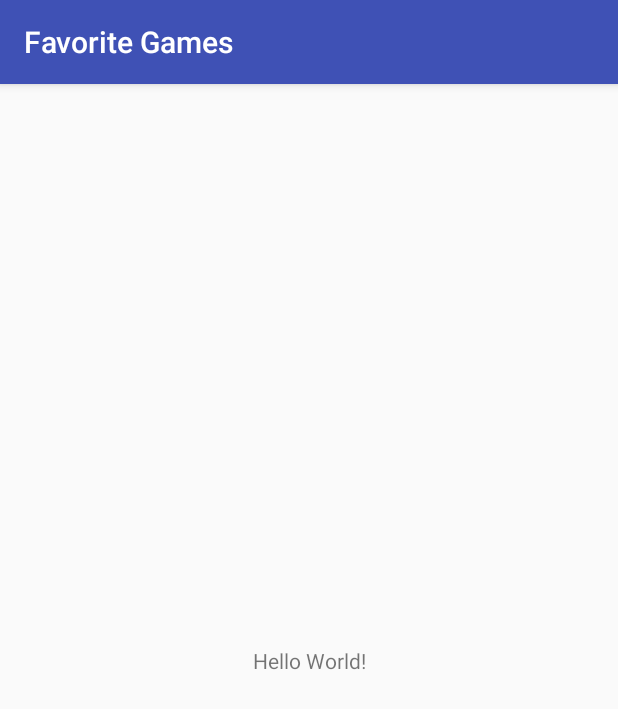
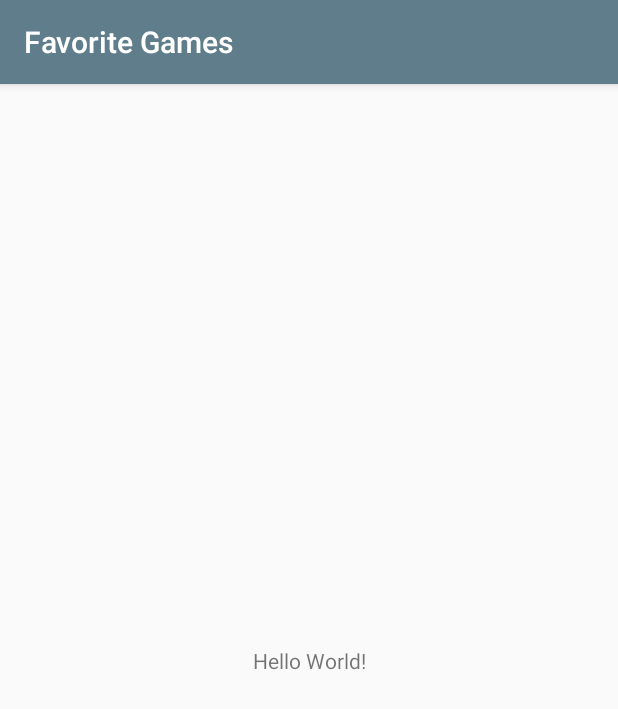
Before and after one commit to EzequielMessore/FavoriteGames, an Android app: the screen it shows after launch (MainActivity), on a phone screen of 412 x 824 dp. Shown: the top 709 px of the screen. Run offline under Robolectric (Android 15) with nearby library versions, the phone set to English and light mode, and no system bars.

Commit message:
Apply architecture

```diff
--- a/app/src/main/AndroidManifest.xml
+++ b/app/src/main/AndroidManifest.xml
@@ -3,13 +3,14 @@
     package="br.com.tokenlab.favoritegames">
 
     <application
+        android:name=".FavoriteApp"
         android:allowBackup="true"
         android:icon="@mipmap/ic_launcher"
         android:label="@string/app_name"
         android:roundIcon="@mipmap/ic_launcher_round"
         android:supportsRtl="true"
         android:theme="@style/AppTheme">
-        <activity android:name=".MainActivity">
+        <activity android:name=".features.MainActivity">
             <intent-filter>
                 <action android:name="android.intent.action.MAIN" />
 
--- a/app/src/main/java/br/com/tokenlab/favoritegames/FavoriteApp.kt
+++ b/app/src/main/java/br/com/tokenlab/favoritegames/FavoriteApp.kt
@@ -1,6 +1,14 @@
 package br.com.tokenlab.favoritegames
 
+import android.app.Application
+
 /**
- * Created by ezequiel.messore on 25/ago/2017.
- * ezequiel.messore@guaranisistemas.com.br
+ * Created by Ezequiel Messore on 23/08/2017.
+ * ezequielmessore.developer@gmail.com
  */
+class FavoriteApp : Application() {
+    override fun onCreate() {
+        super.onCreate()
+
+    }
+}
--- a/app/src/main/java/br/com/tokenlab/favoritegames/features/MainActivity.kt
+++ b/app/src/main/java/br/com/tokenlab/favoritegames/features/MainActivity.kt
@@ -1,7 +1,8 @@
-package br.com.tokenlab.favoritegames
+package br.com.tokenlab.favoritegames.features
 
 import android.support.v7.app.AppCompatActivity
 import android.os.Bundle
+import br.com.tokenlab.favoritegames.R
 
 class MainActivity : AppCompatActivity() {
 
--- a/app/src/main/res/layout/activity_main.xml
+++ b/app/src/main/res/layout/activity_main.xml
@@ -4,7 +4,7 @@
     xmlns:tools="http://schemas.android.com/tools"
     android:layout_width="match_parent"
     android:layout_height="match_parent"
-    tools:context="br.com.tokenlab.favoritegames.MainActivity">
+    tools:context="br.com.tokenlab.favoritegames.features.MainActivity">
 
     <TextView
         android:layout_width="wrap_content"
--- a/app/src/main/res/values/colors.xml
+++ b/app/src/main/res/values/colors.xml
@@ -1,6 +1,12 @@
 <?xml version="1.0" encoding="utf-8"?>
 <resources>
-    <color name="colorPrimary">#3F51B5</color>
-    <color name="colorPrimaryDark">#303F9F</color>
-    <color name="colorAccent">#FF4081</color>
+    <color name="colorPrimary">#607D8B</color>
+    <color name="colorPrimaryDark">#455A64</color>
+    <color name="colorAccentLight">#CFD8DC</color>
+
+    <color name="colorAccent">#FF5722</color>
+    <color name="colorTextPrimary">#212121</color>
+    <color name="colorTextSecondary">#757575</color>
+
+    <color name="transparent">#00000000</color>
 </resources>
```
Also changed, not shown: app/src/main/res/values/styles.xml (+9 -0 lines), 1 other file.
